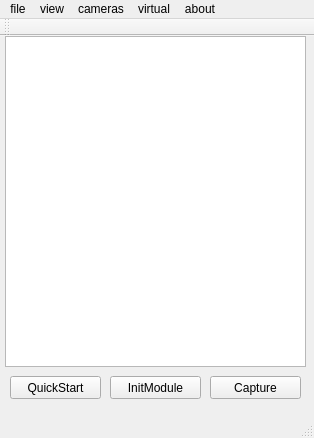
Above: src/formCameraWindow/formcamwindow.ui from guanglun/GLMocap before the change. Below: the same form after it.
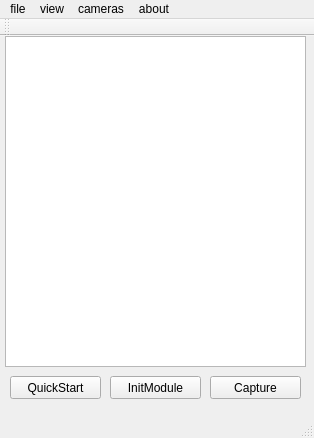
That is the form after the change.

Commit message: add virtual form

Patch:
```diff
--- a/src/formCameraWindow/formcamwindow.ui
+++ b/src/formCameraWindow/formcamwindow.ui
@@ -125,17 +125,9 @@
     </property>
     <addaction name="actionabout"/>
    </widget>
-   <widget class="QMenu" name="menuvirtual">
-    <property name="title">
-     <string>virtual</string>
-    </property>
-    <addaction name="actioninit_virtual_cameras"/>
-    <addaction name="actionload_images"/>
-   </widget>
    <addaction name="menu"/>
    <addaction name="menuWindow"/>
    <addaction name="menuOperations"/>
-   <addaction name="menuvirtual"/>
    <addaction name="menuabout"/>
   </widget>
   <widget class="QToolBar" name="mainToolBar">
```
Left out of the diff: 6 changed lines with no effect on the pictures. The commit also changes 12 other files.
